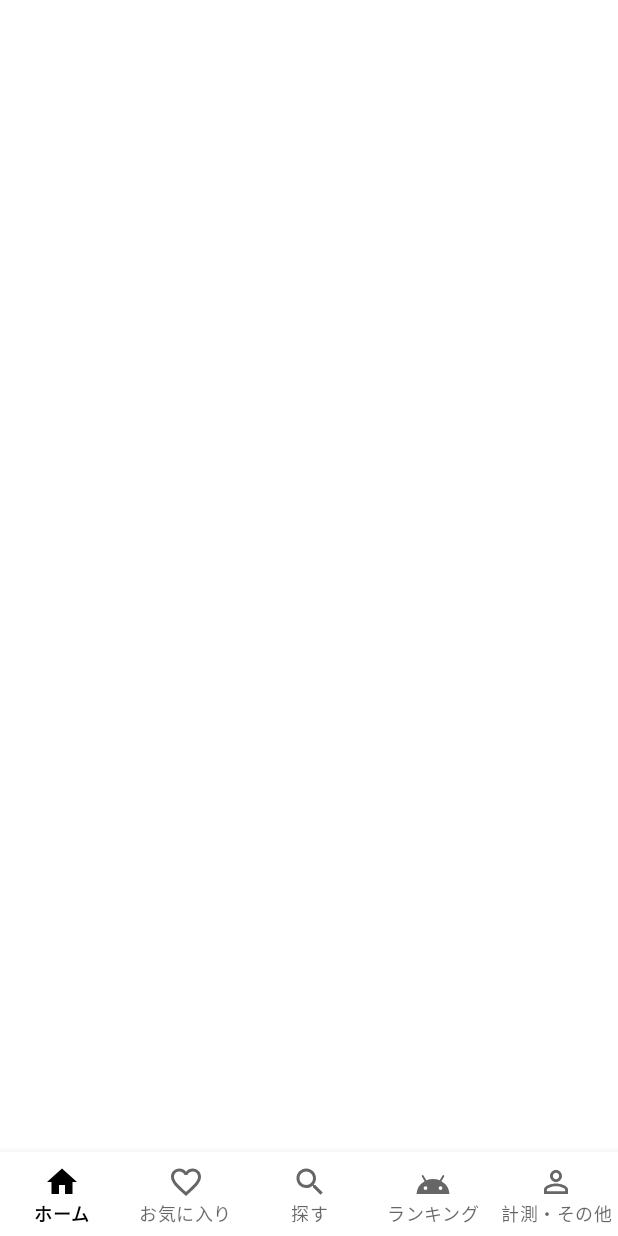
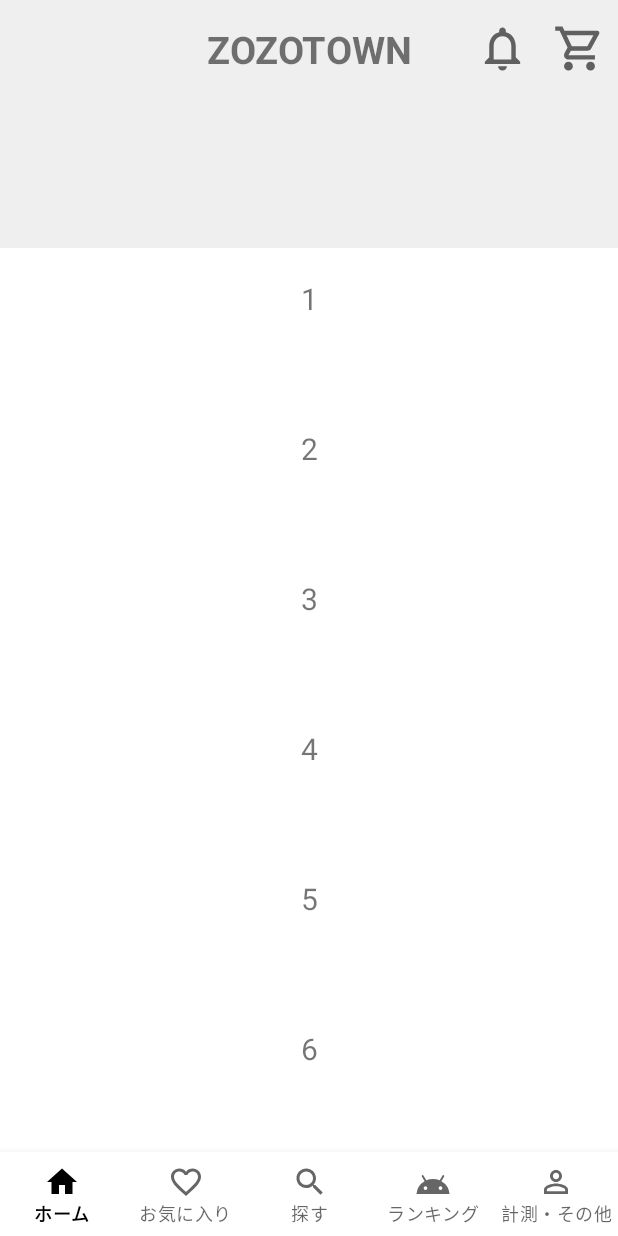
Before and after one commit to iroha-168/AndroidUITrain, an Android app: the screen it shows after launch (MainActivity), on a phone screen of 412 x 824 dp. Run offline under Robolectric (Android 15) with nearby library versions, the phone set to English and light mode, and no system bars; our stand-ins replace Dagger/Hilt's generated code, Timber, navigation-ui.

Commit message:
feat:Toolbarの作成

```diff
--- a/app/src/main/java/com/nemo/androiduitraining/view/fragment/home/HomeFragment.kt
+++ b/app/src/main/java/com/nemo/androiduitraining/view/fragment/home/HomeFragment.kt
@@ -1,6 +1,42 @@
 package com.nemo.androiduitraining.view.fragment.home
 
+import android.os.Bundle
+import android.view.LayoutInflater
+import android.view.View
+import android.view.ViewGroup
 import androidx.fragment.app.Fragment
+import androidx.recyclerview.widget.LinearLayoutManager
+import com.nemo.androiduitraining.databinding.FragmentHomeBinding
 
 class HomeFragment : Fragment() {
+    private lateinit var binding: FragmentHomeBinding
+    var sampleTextList: ArrayList<String> = ArrayList()
+
+    override fun onCreateView(
+        inflater: LayoutInflater,
+        container: ViewGroup?,
+        savedInstanceState: Bundle?
+    ): View? {
+        binding = FragmentHomeBinding.inflate(inflater, container, false)
+        return binding.root
+    }
+
+    override fun onViewCreated(view: View, savedInstanceState: Bundle?) {
+        super.onViewCreated(view, savedInstanceState)
+
+        // RecyclerViewに表示するサンプルデータを作成
+        createSampleData()
+
+        // Adapterの設定(仮)
+        binding.containerForRecyclerView.layoutManager = LinearLayoutManager(context)
+
+        binding.containerForRecyclerView.adapter = SampleAdapter(sampleTextList)
+
+    }
+
+    private fun createSampleData() {
+        for (i in 1..10) {
+            sampleTextList.add(i.toString())
+        }
+    }
 }
--- /dev/null
+++ b/app/src/main/java/com/nemo/androiduitraining/view/fragment/home/SampleAdapter.kt
@@ -0,0 +1,25 @@
+package com.nemo.androiduitraining.view.fragment.home
+
+import android.view.LayoutInflater
+import android.view.ViewGroup
+import android.widget.TextView
+import androidx.recyclerview.widget.RecyclerView
+import com.nemo.androiduitraining.R
+
+class SampleAdapter(private val sampleDataset: ArrayList<String>) :
+    RecyclerView.Adapter<SampleAdapter.ViewHolder>() {
+
+    class ViewHolder(val textView: TextView) : RecyclerView.ViewHolder(textView)
+
+    override fun onCreateViewHolder(parent: ViewGroup, viewType: Int): SampleAdapter.ViewHolder {
+        val textView = LayoutInflater.from(parent.context)
+            .inflate(R.layout.list_item, parent, false) as TextView
+        return ViewHolder(textView)
+    }
+
+    override fun onBindViewHolder(holder: ViewHolder, position: Int) {
+        holder.textView.text = sampleDataset[position]
+    }
+
+    override fun getItemCount() = sampleDataset.size
+}
--- /dev/null
+++ b/app/src/main/res/drawable/ic_baseline_notifications_none_24.xml
@@ -0,0 +1,10 @@
+<vector xmlns:android="http://schemas.android.com/apk/res/android"
+    android:width="24dp"
+    android:height="24dp"
+    android:viewportWidth="24"
+    android:viewportHeight="24"
+    android:tint="?attr/colorControlNormal">
+  <path
+      android:fillColor="@android:color/white"
+      android:pathData="M12,22c1.1,0 2,-0.9 2,-2h-4c0,1.1 0.9,2 2,2zM18,16v-5c0,-3.07 -1.63,-5.64 -4.5,-6.32L13.5,4c0,-0.83 -0.67,-1.5 -1.5,-1.5s-1.5,0.67 -1.5,1.5v0.68C7.64,5.36 6,7.92 6,11v5l-2,2v1h16v-1l-2,-2zM16,17L8,17v-6c0,-2.48 1.51,-4.5 4,-4.5s4,2.02 4,4.5v6z"/>
+</vector>
--- /dev/null
+++ b/app/src/main/res/drawable/ic_outline_shopping_cart_24.xml
@@ -0,0 +1,10 @@
+<vector xmlns:android="http://schemas.android.com/apk/res/android"
+    android:width="24dp"
+    android:height="24dp"
+    android:viewportWidth="24"
+    android:viewportHeight="24"
+    android:tint="?attr/colorControlNormal">
+  <path
+      android:fillColor="@android:color/white"
+      android:pathData="M15.55,13c0.75,0 1.41,-0.41 1.75,-1.03l3.58,-6.49c0.37,-0.66 -0.11,-1.48 -0.87,-1.48L5.21,4l-0.94,-2L1,2v2h2l3.6,7.59 -1.35,2.44C4.52,15.37 5.48,17 7,17h12v-2L7,15l1.1,-2h7.45zM6.16,6h12.15l-2.76,5L8.53,11L6.16,6zM7,18c-1.1,0 -1.99,0.9 -1.99,2S5.9,22 7,22s2,-0.9 2,-2 -0.9,-2 -2,-2zM17,18c-1.1,0 -1.99,0.9 -1.99,2s0.89,2 1.99,2 2,-0.9 2,-2 -0.9,-2 -2,-2z"/>
+</vector>
--- a/app/src/main/res/layout/fragment_home.xml
+++ b/app/src/main/res/layout/fragment_home.xml
@@ -1,6 +1,72 @@
 <?xml version="1.0" encoding="utf-8"?>
 <androidx.constraintlayout.widget.ConstraintLayout xmlns:android="http://schemas.android.com/apk/res/android"
     android:layout_width="match_parent"
-    android:layout_height="match_parent">
+    android:layout_height="match_parent"
+    xmlns:app="http://schemas.android.com/apk/res-auto">
+
+
+    <androidx.coordinatorlayout.widget.CoordinatorLayout
+        android:layout_width="match_parent"
+        android:layout_height="match_parent"
+        app:layout_constraintTop_toTopOf="parent"
+        app:layout_constraintEnd_toEndOf="parent"
+        app:layout_constraintStart_toStartOf="parent"
+        >
+
+        <com.google.android.material.appbar.AppBarLayout
+            android:id="@+id/appBarLayout"
+            android:layout_width="match_parent"
+            android:layout_height="wrap_content">
+
+            <androidx.appcompat.widget.Toolbar
+                android:layout_width="match_parent"
+                android:layout_height="65dp"
+                android:background="@color/dark_gray"
+                app:layout_scrollFlags="scroll|enterAlwaysCollapsed">
+
+                    <TextView
+                        android:id="@+id/toolbar_title"
+                        android:layout_width="wrap_content"
+                        android:layout_height="wrap_content"
+                        android:text="ZOZOTOWN"
+                        android:textSize="25sp"
+                        android:layout_gravity="center"
+                        android:textStyle="bold"
+                        android:layout_weight="8"/>
+
+                <ImageButton
+                    android:layout_width="35dp"
+                    android:layout_height="35dp"
+                    android:layout_gravity="end"
+                    android:scaleType="centerCrop"
+                    android:background="@color/dark_gray"
+                    android:layout_margin="8dp"
+                    android:src="@drawable/ic_outline_shopping_cart_24"/>
+
+                <ImageButton
+                    android:layout_width="35dp"
+                    android:layout_height="35dp"
+                    android:layout_gravity="end"
+                    android:scaleType="centerCrop"
+                    android:background="@color/dark_gray"
+                    android:layout_margin="8dp"
+                    android:src="@drawable/ic_baseline_notifications_none_24"/>
+
+            </androidx.appcompat.widget.Toolbar>
+
+            <androidx.appcompat.widget.Toolbar
+                android:layout_width="match_parent"
+                android:layout_height="100dp"
+                android:background="@color/dark_gray"/>
+
+        </com.google.android.material.appbar.AppBarLayout>
+
+        <androidx.recyclerview.widget.RecyclerView
+            android:id="@+id/container_for_recycler_view"
+            android:layout_width="match_parent"
+            android:layout_height="match_parent"
+            app:layout_behavior="@string/appbar_scrolling_view_behavior"/>
+
+    </androidx.coordinatorlayout.widget.CoordinatorLayout>
 
 </androidx.constraintlayout.widget.ConstraintLayout>
--- /dev/null
+++ b/app/src/main/res/layout/list_item.xml
@@ -0,0 +1,9 @@
+<?xml version="1.0" encoding="utf-8"?>
+<TextView android:id="@+id/txt_list_item"
+    android:layout_width="match_parent"
+    android:layout_height="100dp"
+    android:textSize="20sp"
+    android:padding="20dp"
+    android:textAlignment="center"
+    android:text=""
+    xmlns:android="http://schemas.android.com/apk/res/android" />
```
